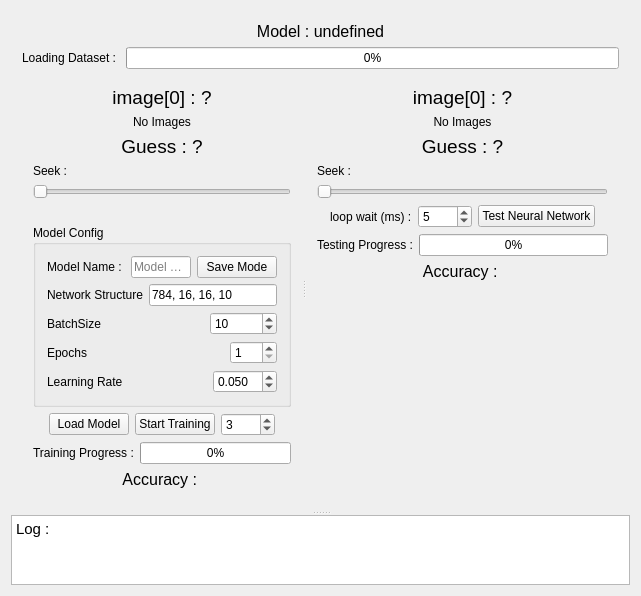
First picture: the form in mainwindow.ui, repository Epsilon-K/MNIST_Digits_Recognition, before the edit.
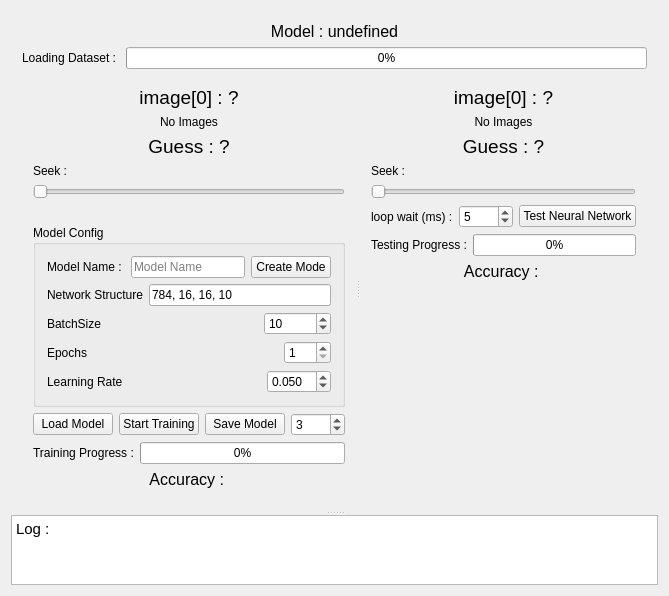
Second picture: the form after the edit.

```diff
--- a/mainwindow.ui
+++ b/mainwindow.ui
@@ -7,7 +7,7 @@
     <x>0</x>
     <y>0</y>
     <width>641</width>
-    <height>559</height>
+    <height>586</height>
    </rect>
   </property>
   <property name="windowTitle">
@@ -176,9 +176,9 @@
                   </widget>
                  </item>
                  <item>
-                  <widget class="QPushButton" name="saveModelBtn">
+                  <widget class="QPushButton" name="createModelBtn">
                    <property name="text">
-                    <string>Save Mode</string>
+                    <string>Create Mode</string>
                    </property>
                   </widget>
                  </item>
@@ -315,6 +315,13 @@
                 </property>
                </widget>
               </item>
+              <item>
+               <widget class="QPushButton" name="saveModelBtn">
+                <property name="text">
+                 <string>Save Model</string>
+                </property>
+               </widget>
+              </item>
               <item>
                <widget class="QSpinBox" name="trainWaitSpinBox">
                 <property name="minimum">
```
